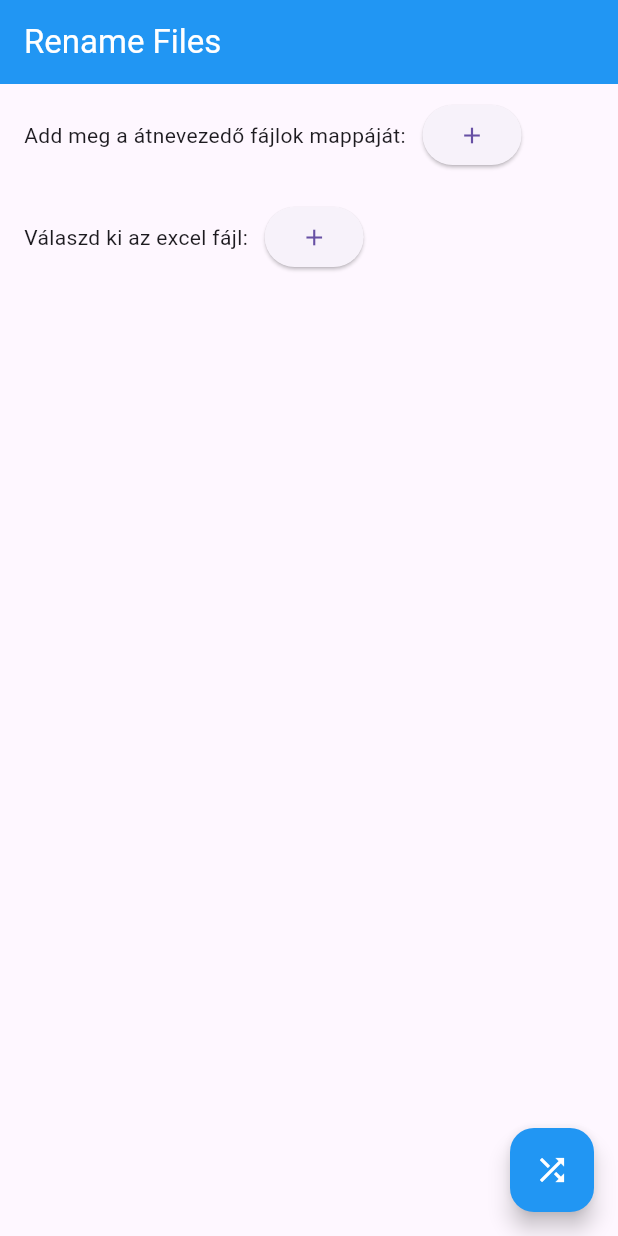
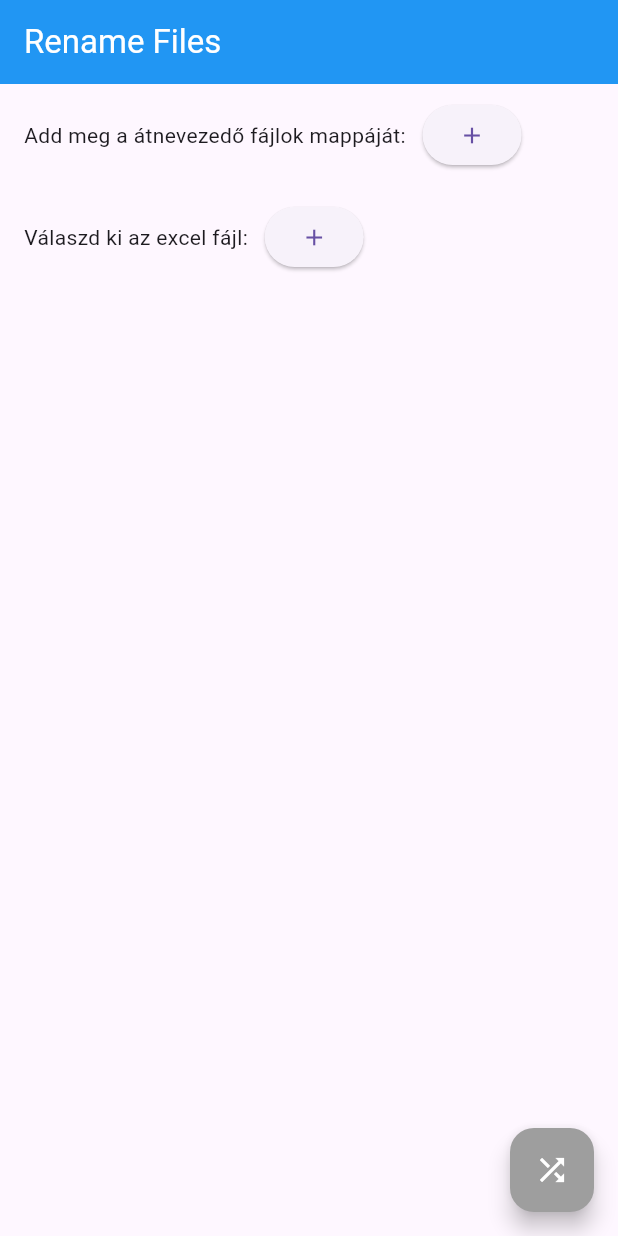
Before and after one commit to kurjakrichard/file_renamer, a Flutter app: the screen it shows after launch, after a tap on the "shuffle" icon, on a phone screen of 412 x 824 dp. Run offline on Flutter 3.47's test engine with Material 3 defaults, Android fonts, the phone set to English and light mode, and no system bars; our stand-ins replace file_picker; missing offline and left inert: excel.

Commit message:
Fix bugs

```diff
--- a/lib/screens/homepage.dart
+++ b/lib/screens/homepage.dart
@@ -1,6 +1,6 @@
+import 'package:flutter/material.dart';
 import 'package:excel/excel.dart';
 import 'package:file_picker/file_picker.dart';
-import 'package:flutter/material.dart';
 import 'dart:io';
 import 'package:path/path.dart' as p;
 
@@ -29,8 +29,15 @@ class _HomePageState extends State<HomePage> {
           style: TextStyle(color: Colors.white),
         ),
       ),
-      floatingActionButton: FloatingActionButton(
+      floatingActionButton: dir == null || fileName == null ? FloatingActionButton(
+        backgroundColor: Colors.grey,
+        child: const Icon(
+          Icons.shuffle,
+          color: Colors.white,
+        ),
+        onPressed: (){}) : FloatingActionButton(
         backgroundColor: Colors.blue,
+        tooltip: 'Rename Files',
         child: const Icon(
           Icons.shuffle,
           color: Colors.white,
@@ -43,9 +50,12 @@ class _HomePageState extends State<HomePage> {
               String path = p.dirname(file.path);
               String searchString = oldName.split('_')[0];
               print(searchString);
-              String addString = excelList![searchString]!;
-              String newName = '${addString}_$oldName';
+              String addString = excelList![searchString] ?? '';
+              if(addString != '') {
+                              String newName = '${addString}_$oldName';
               file.rename('$path/$newName');
+              }
+
             }
             setState(() {
               List<FileSystemEntity> entities = dir!.listSync();
```
Also changed, not shown: 1 other file.
